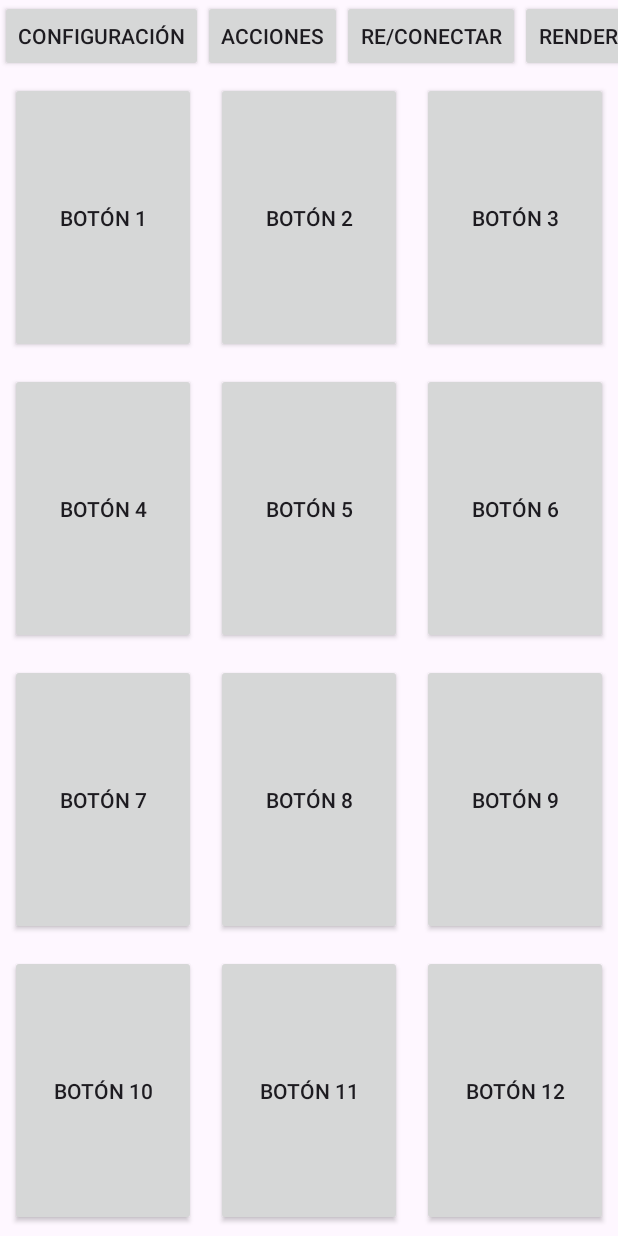
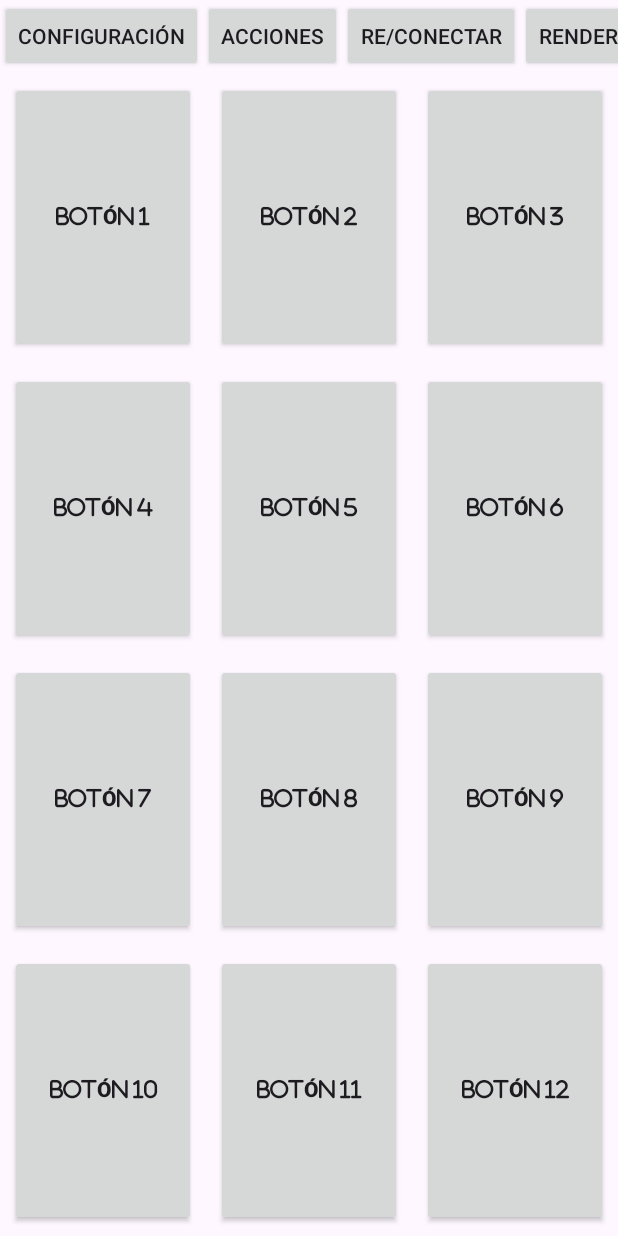
Before and after one commit to Urfenox/SocketeDeck, an Android app: the screen it shows after launch (MainActivity), on a phone screen of 412 x 824 dp. Run offline under Robolectric (Android 15) with nearby library versions, the light colour scheme and no system bars.

Commit message:
roadmap half hit: Iconos v1

```diff
--- a/SocketeDeck-app/app/src/main/java/com/crizacio/socketedeck/MainActivity.java
+++ b/SocketeDeck-app/app/src/main/java/com/crizacio/socketedeck/MainActivity.java
@@ -6,6 +6,7 @@ import android.app.Dialog;
 import android.content.Context;
 import android.content.Intent;
 import android.content.SharedPreferences;
+import android.graphics.Typeface;
 import android.os.AsyncTask;
 import android.os.Bundle;
 
@@ -21,6 +22,7 @@ import android.widget.Spinner;
 import android.widget.Toast;
 
 import androidx.appcompat.app.AppCompatActivity;
+import androidx.core.content.res.ResourcesCompat;
 
 import com.crizacio.socketedeck.Clases.Acciones;
 import com.crizacio.socketedeck.Clases.Configuracion;
@@ -212,6 +214,8 @@ public class MainActivity extends AppCompatActivity {
         botonesAccion.clear();
         for (int i = 1; i <= numBotones; i++) {
             Button btn = new Button(this);
+            Typeface fontAwesome = ResourcesCompat.getFont(MainActivity.this, R.font.fa_solid_900);
+            btn.setTypeface(fontAwesome);
             btn.setText("Botón " + i);
             btn.setId(View.generateViewId());
             // Guardamos el botón en la lista para poder acceder a él más tarde
```
Also changed, not shown: SocketeDeck-app/app/src/main/res/font/fa_solid_900.ttf (added), 1 other file.
